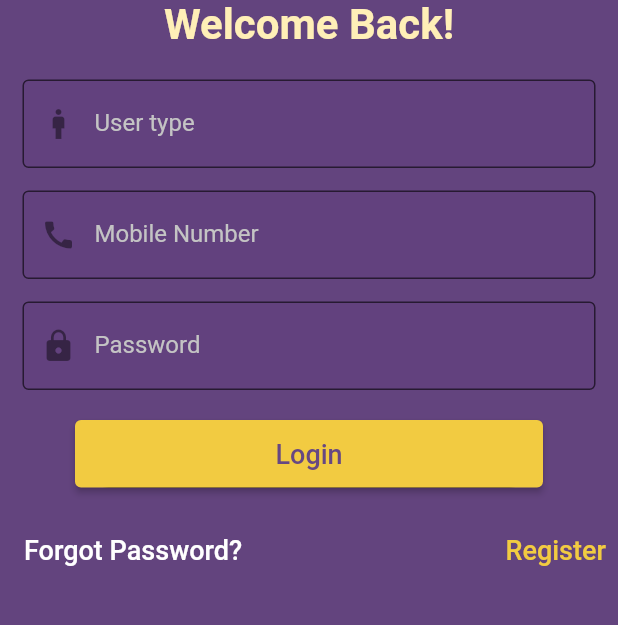
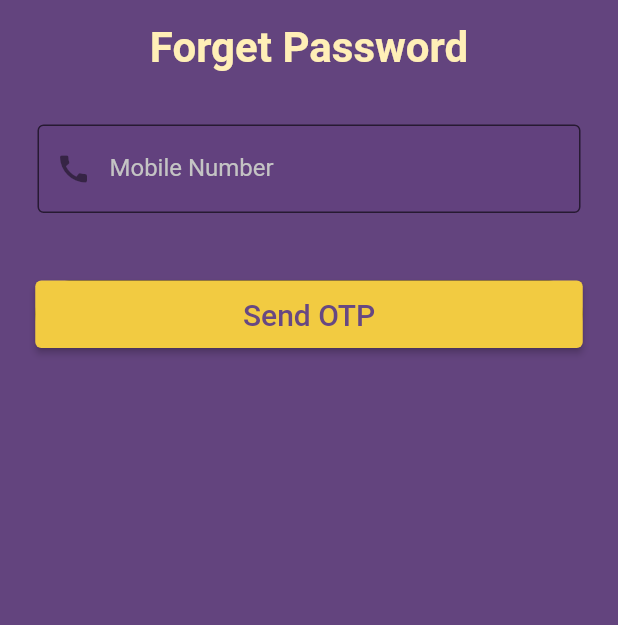
Before and after one commit to rohitp07/gym_management_app, a Flutter app: the screen it shows after launch, after a tap on "Forgot Password?", on a phone screen of 412 x 824 dp, the part 405-1030 px from its top. Run offline on Flutter 3.47's test engine with Material 2 defaults, Android fonts, the light colour scheme and no system bars.

Commit message:
first_stage

```diff
--- a/lib/main.dart
+++ b/lib/main.dart
@@ -2,6 +2,7 @@
 
 import 'package:flutter/material.dart';
 import 'package:gymkhana_app/splash_screen.dart';
+
 
 void main() => runApp(const app());
 
--- /dev/null
+++ b/lib/screens/forget_pass_screens/forget_pass..dart
@@ -0,0 +1,89 @@
+
+import 'package:flutter/material.dart';
+import 'package:gymkhana_app/screens/forget_pass_screens/OTP_ver.dart';
+
+
+
+
+class Forgetpassword extends StatefulWidget {
+  @override
+  State<StatefulWidget> createState() => StartState();
+}
+
+class StartState extends State<Forgetpassword> {
+  @override
+  Widget build(BuildContext context) {
+    return initWidget();
+  }
+
+  initWidget() {
+    return Scaffold(
+      backgroundColor: Color(0xFF63447E),
+
+      body: SingleChildScrollView(
+        child: Column(
+          children: <Widget>[
+            Padding(
+              padding: const EdgeInsets.only(top: 50.0,bottom: 15),
+              child: Center(
+                child: Container(
+                    width: 300,
+                    height: 220,
+                    child: Image.asset('assets/Logo.png')
+                ),
+              ),
+            ),
+            Text('Forget Password',
+
+              style: TextStyle(
+                fontSize: 28.0,
+                fontWeight: FontWeight.bold,
+                color: Color(0xFFFFEFB7),
+
+              ),),
+            Padding(
+              padding: const EdgeInsets.only(
+                  left: 25.0, right: 25.0,top: 35, bottom: 45),
+              child: TextField(
+
+                obscureText: true,
+                decoration: InputDecoration(
+                    prefixIcon: Icon(Icons.call),
+                    border: OutlineInputBorder(),
+                    labelText: 'Mobile Number',
+                    filled: true,
+                    //<-- SEE HERE
+                    fillColor: Color(0xFF62417E),
+                    labelStyle: TextStyle(
+                      color: Color(0xFFC4C4C4), //<-- SEE HERE
+                    ),
+                    hintText: 'Enter Valid 10 digit number'),
+              ),
+            ),
+            Container(
+              height: 45,
+              width: 365,
+              decoration: BoxDecoration(
+                  color: Colors.black,
+                  borderRadius: BorderRadius.circular(1000)),
+              child:
+              ElevatedButton(onPressed: () {
+                Navigator.push(
+                  context,
+                  MaterialPageRoute(builder: (context) =>  otp_veri()),
+                );
+              }, child: Text('Send OTP',
+                style: TextStyle(
+                  color: Color(0xFF674882),
+                  fontSize: 20.0,
+                ),),
+                  style: ElevatedButton.styleFrom(
+                    primary: Color(0xFFF2CB41),
+                  )),
+            ),
+          ],
+        ),
+      ),
+    );
+  }
+}
--- a/lib/screens/login_screen.dart
+++ b/lib/screens/login_screen.dart
@@ -1,3 +1,4 @@
+import 'package:gymkhana_app/screens/forget_pass_screens/forget_pass..dart';
 import 'package:gymkhana_app/splash_screen.dart';
 import 'package:flutter/material.dart';
 
@@ -72,11 +73,7 @@
                     labelStyle: TextStyle(
                       color: Color(0xFFC4C4C4), //<-- SEE HERE
                     ),
-                    hintText: 'Enter 10 digits',
-                    hintStyle: TextStyle(
-                      color:Color(0xFFC4C4C4),
-                    ),
-                    ),
+                    hintText: 'Enter 10 digits'),
               ),
             ),
             Padding(
@@ -96,11 +93,7 @@
                     labelStyle: TextStyle(
                       color: Color(0xFFC4C4C4), //<-- SEE HERE
                     ),
-                    hintText: 'Enter your password',
-                    hintStyle: TextStyle(
-                      color:Color(0xFFC4C4C4),
-                    ),
-                    ),
+                    hintText: 'Enter secure password'),
               ),
             ),
             SizedBox(height: 20),
@@ -131,8 +124,14 @@
                   onPressed: () {
                     Navigator.pushNamed(context, 'Forget password?');
                   },
+
                   child: TextButton(
-                      onPressed: () {},
+                    onPressed: () {
+                      Navigator.push(
+                        context,
+                        MaterialPageRoute(builder: (context) =>  Forgetpassword()),
+                      );
+                    },
                       child: Text(
                         'Forgot Password?',
                         style: TextStyle(
--- a/lib/splash_screen.dart
+++ b/lib/splash_screen.dart
@@ -1,8 +1,7 @@
 import 'dart:async';
+import 'package:flutter/material.dart';
+import 'package:gymkhana_app/screens/login_screen.dart';
 
-import 'package:gymkhana_app/screens/login_screen.dart';
-import 'package:flutter/material.dart';
-import 'package:gymkhana_app/main.dart';
 
 void main() {
   runApp(SplashScreen());
@@ -22,7 +21,7 @@
     // var duration = Duration(seconds: 3);
     // return new Timer(duration, loginRoute());
     // Timer.periodic(Duration(seconds: 3), (timer) { });
-    Future.delayed(Duration(seconds: 3)).then((value) => loginRoute());
+    Future.delayed(Duration(seconds: 5)).then((value) => loginRoute());
   }
 
   loginRoute() {
```
Also changed, not shown: lib/screens/forget_pass_screens/OTP_ver.dart (added, +81 -0 lines), lib/screens/forget_pass_screens/reset_pass.dart (added, +102 -0 lines).
